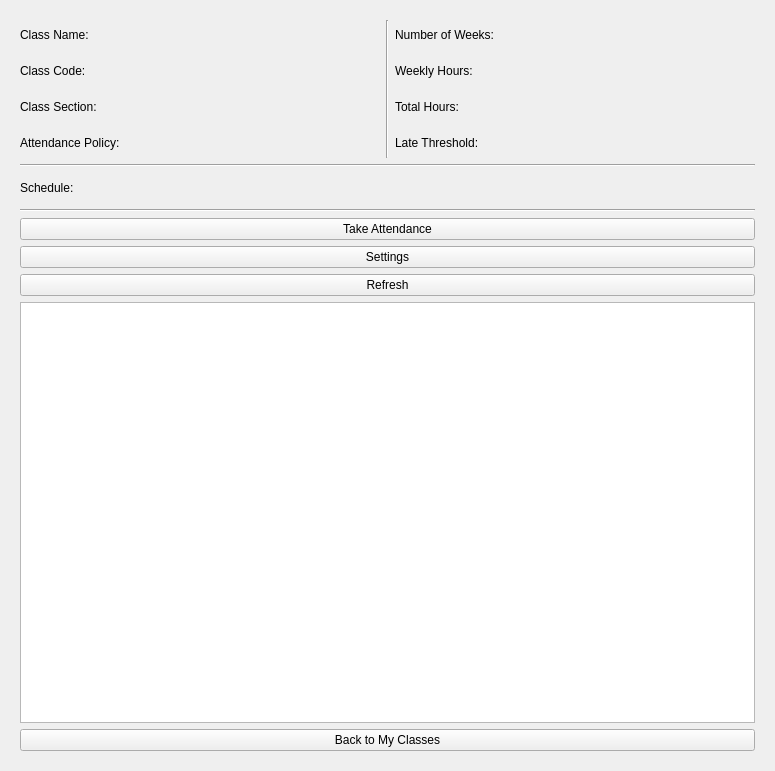
Qt form ui/class_window.ui (imndllnuri/students-attendance-app) before a commit.
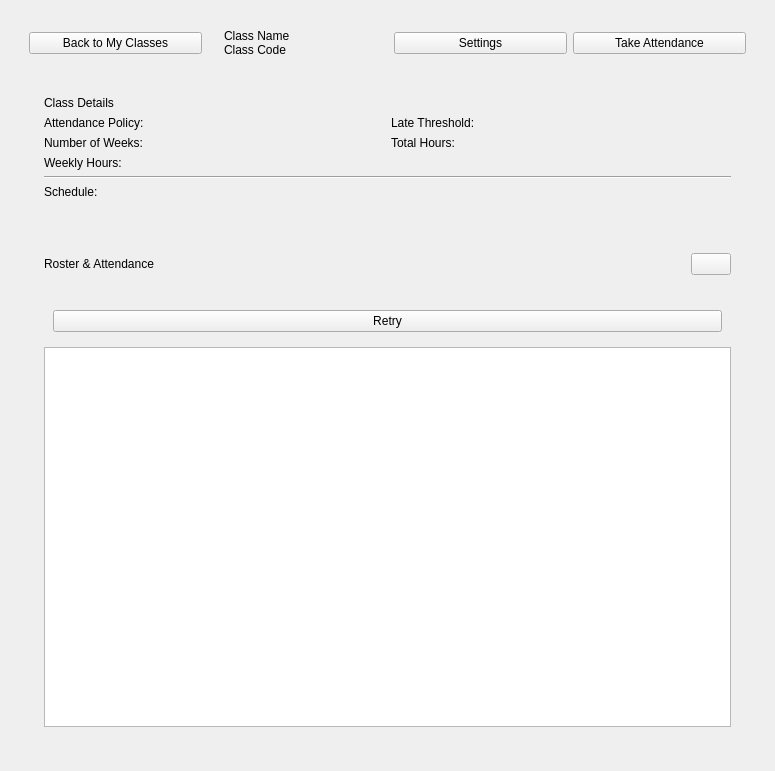
The same form after that commit.

```diff
--- a/ui/class_window.ui
+++ b/ui/class_window.ui
@@ -18,126 +18,126 @@
     <widget class="QWidget" name="widget" native="true">
      <layout class="QVBoxLayout" name="verticalLayout_4">
       <item>
-       <layout class="QHBoxLayout" name="horizontalLayout">
+       <widget class="QWidget" name="class_header_widget" native="true">
+        <layout class="QHBoxLayout" name="class_header_layout">
         <item>
-         <layout class="QVBoxLayout" name="verticalLayout">
+          <widget class="QPushButton" name="back_to_my_classes_btn">
+           <property name="text">
+            <string>Back to My Classes</string>
+           </property>
+          </widget>
+         </item>
           <item>
-           <widget class="QLabel" name="class_name_lbl">
-            <property name="minimumSize">
-             <size>
-              <width>150</width>
-              <height>30</height>
-             </size>
-            </property>
+          <layout class="QVBoxLayout" name="class_header_text_layout">
+           <property name="spacing">
+            <number>0</number>
+           </property>
+           <property name="leftMargin">
+            <number>16</number>
+           </property>
+           <item>
+            <widget class="QLabel" name="class_name_header_lbl">
             <property name="text">
-             <string>Class Name:</string>
+              <string>Class Name</string>
             </property>
            </widget>
           </item>
           <item>
            <widget class="QLabel" name="class_code_lbl">
-            <property name="minimumSize">
-             <size>
-              <width>150</width>
-              <height>30</height>
-             </size>
-            </property>
+             <property name="text">
+              <string>Class Code</string>
+             </property>
+            </widget>
+           </item>
+          </layout>
+         </item>
+         <item>
+          <spacer name="class_header_spacer">
+           <property name="orientation">
+            <enum>Qt::Horizontal</enum>
+           </property>
+          </spacer>
+         </item>
+         <item>
+          <widget class="QPushButton" name="class_settings_btn">
             <property name="text">
-             <string>Class Code:</string>
+            <string>Settings</string>
             </property>
            </widget>
           </item>
           <item>
-           <widget class="QLabel" name="class_section_lbl">
-            <property name="minimumSize">
-             <size>
-              <width>150</width>
-              <height>30</height>
-             </size>
-            </property>
+          <widget class="QPushButton" name="take_attendance_btn">
+           <property name="text">
+            <string>Take Attendance</string>
+           </property>
+          </widget>
+         </item>
+        </layout>
+       </widget>
+      </item>
+      <item>
+       <widget class="QFrame" name="class_details_card">
+        <layout class="QVBoxLayout" name="class_details_card_layout">
+         <property name="leftMargin">
+          <number>24</number>
+         </property>
+         <property name="topMargin">
+          <number>24</number>
+         </property>
+         <property name="rightMargin">
+          <number>24</number>
+         </property>
+         <property name="bottomMargin">
+          <number>24</number>
+         </property>
+         <item>
+          <widget class="QLabel" name="class_details_title_lbl">
             <property name="text">
-             <string>Class Section:</string>
+            <string>Class Details</string>
             </property>
            </widget>
           </item>
           <item>
+          <layout class="QGridLayout" name="class_details_grid">
+           <item row="0" column="0">
            <widget class="QLabel" name="attendance_policy_lbl">
-            <property name="minimumSize">
-             <size>
-              <width>150</width>
-              <height>30</height>
-             </size>
-            </property>
             <property name="text">
              <string>Attendance Policy:</string>
             </property>
            </widget>
           </item>
-         </layout>
-        </item>
-        <item>
-         <widget class="Line" name="line_2">
-          <property name="orientation">
-           <enum>Qt::Vertical</enum>
+           <item row="0" column="1">
+            <widget class="QLabel" name="late_threshold_lbl">
+             <property name="text">
+              <string>Late Threshold:</string>
           </property>
          </widget>
         </item>
-        <item>
-         <layout class="QVBoxLayout" name="verticalLayout_2">
-          <item>
+           <item row="1" column="0">
            <widget class="QLabel" name="number_of_weeks_lbl">
-            <property name="minimumSize">
-             <size>
-              <width>150</width>
-              <height>30</height>
-             </size>
-            </property>
             <property name="text">
              <string>Number of Weeks:</string>
             </property>
            </widget>
           </item>
-          <item>
-           <widget class="QLabel" name="weekly_hours_lbl">
-            <property name="minimumSize">
-             <size>
-              <width>150</width>
-              <height>30</height>
-             </size>
-            </property>
-            <property name="text">
-             <string>Weekly Hours:</string>
-            </property>
-           </widget>
-          </item>
-          <item>
+           <item row="1" column="1">
            <widget class="QLabel" name="total_hours_lbl">
-            <property name="minimumSize">
-             <size>
-              <width>150</width>
-              <height>30</height>
-             </size>
-            </property>
             <property name="text">
              <string>Total Hours:</string>
             </property>
            </widget>
           </item>
-          <item>
-           <widget class="QLabel" name="late_threshold_lbl">
+           <item row="2" column="0">
+            <widget class="QLabel" name="weekly_hours_lbl">
             <property name="text">
-             <string>Late Threshold: </string>
+              <string>Weekly Hours:</string>
             </property>
            </widget>
           </item>
          </layout>
         </item>
-       </layout>
-      </item>
       <item>
-       <layout class="QVBoxLayout" name="verticalLayout_3">
-        <item>
-         <widget class="Line" name="line_3">
+          <widget class="Line" name="class_details_divider">
           <property name="orientation">
            <enum>Qt::Horizontal</enum>
           </property>
@@ -145,45 +145,90 @@
         </item>
         <item>
          <widget class="QLabel" name="schedule_lbl">
-          <property name="minimumSize">
-           <size>
-            <width>150</width>
-            <height>30</height>
-           </size>
+           <property name="wordWrap">
+            <bool>true</bool>
           </property>
           <property name="text">
            <string>Schedule:</string>
           </property>
          </widget>
         </item>
+        </layout>
+       </widget>
+      </item>
         <item>
-         <widget class="Line" name="line">
+       <widget class="QFrame" name="roster_section_card">
+        <layout class="QVBoxLayout" name="roster_section_card_layout">
+         <property name="leftMargin">
+          <number>24</number>
+         </property>
+         <property name="topMargin">
+          <number>24</number>
+         </property>
+         <property name="rightMargin">
+          <number>24</number>
+         </property>
+         <property name="bottomMargin">
+          <number>24</number>
+         </property>
+         <item>
+          <layout class="QHBoxLayout" name="roster_section_header_layout">
+           <item>
+            <widget class="QLabel" name="roster_section_title_lbl">
+             <property name="text">
+              <string>Roster &amp; Attendance</string>
+             </property>
+            </widget>
+           </item>
+           <item>
+            <spacer name="roster_section_header_spacer">
           <property name="orientation">
            <enum>Qt::Horizontal</enum>
           </property>
-         </widget>
-        </item>
-       </layout>
-      </item>
-      <item>
-       <widget class="QPushButton" name="take_attendance_btn">
-        <property name="text">
-         <string>Take Attendance</string>
-        </property>
-       </widget>
-      </item>
-      <item>
-       <widget class="QPushButton" name="class_settings_btn">
-        <property name="text">
-         <string>Settings</string>
-        </property>
-       </widget>
+            </spacer>
       </item>
       <item>
        <widget class="QPushButton" name="refresh_student_list_btn">
+             <property name="maximumSize">
+              <size>
+               <width>40</width>
+               <height>40</height>
+              </size>
+             </property>
         <property name="text">
-         <string>Refresh</string>
-        </property>
+              <string/>
+             </property>
+            </widget>
+           </item>
+          </layout>
+         </item>
+         <item>
+          <widget class="QWidget" name="roster_status_widget" native="true">
+           <property name="visible">
+            <bool>false</bool>
+           </property>
+           <layout class="QVBoxLayout" name="roster_status_layout">
+            <item>
+             <widget class="QLabel" name="roster_status_lbl">
+              <property name="wordWrap">
+               <bool>true</bool>
+              </property>
+              <property name="alignment">
+               <set>Qt::AlignCenter</set>
+              </property>
+              <property name="text">
+               <string/>
+              </property>
+             </widget>
+            </item>
+            <item>
+             <widget class="QPushButton" name="roster_retry_btn">
+              <property name="text">
+               <string>Retry</string>
+              </property>
+             </widget>
+            </item>
+           </layout>
        </widget>
       </item>
       <item>
@@ -193,11 +238,7 @@
         </property>
        </widget>
       </item>
-      <item>
-       <widget class="QPushButton" name="back_to_my_classes_btn">
-        <property name="text">
-         <string>Back to My Classes</string>
-        </property>
+        </layout>
        </widget>
       </item>
      </layout>
```
Lines whose indentation alone changed are shown as unchanged.
